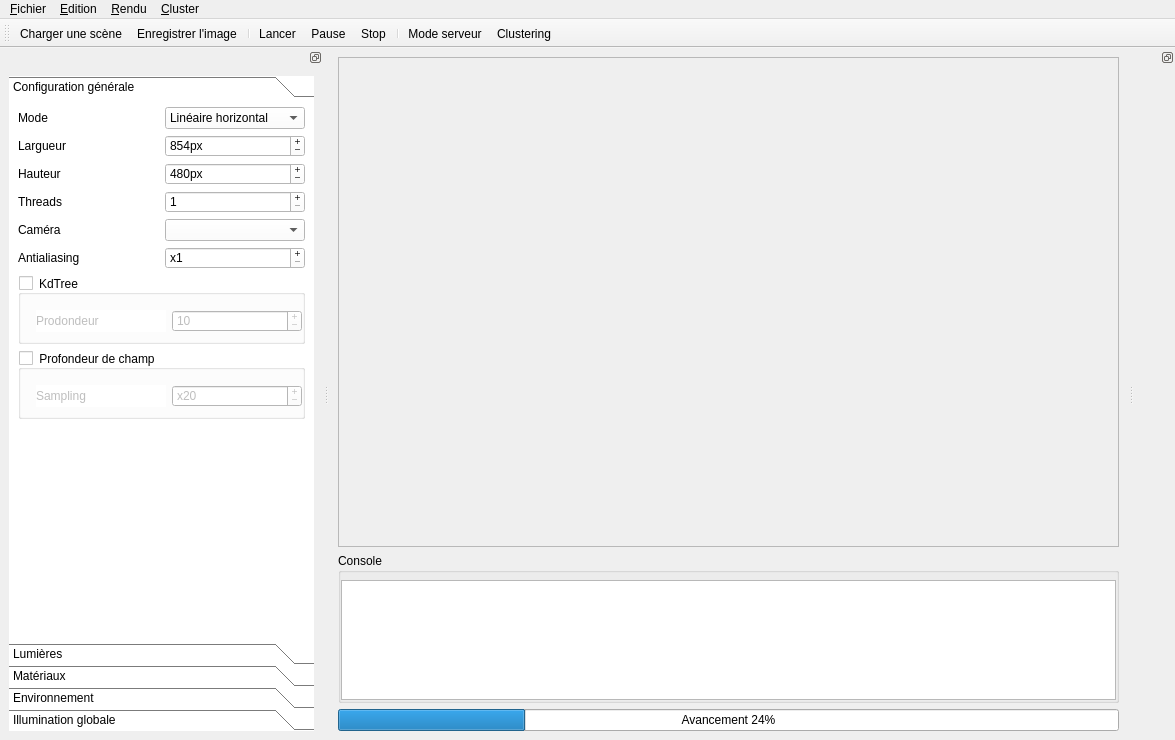
Old version of the form raytracer.ui in the repository gaelduplessix/raytracer-42.
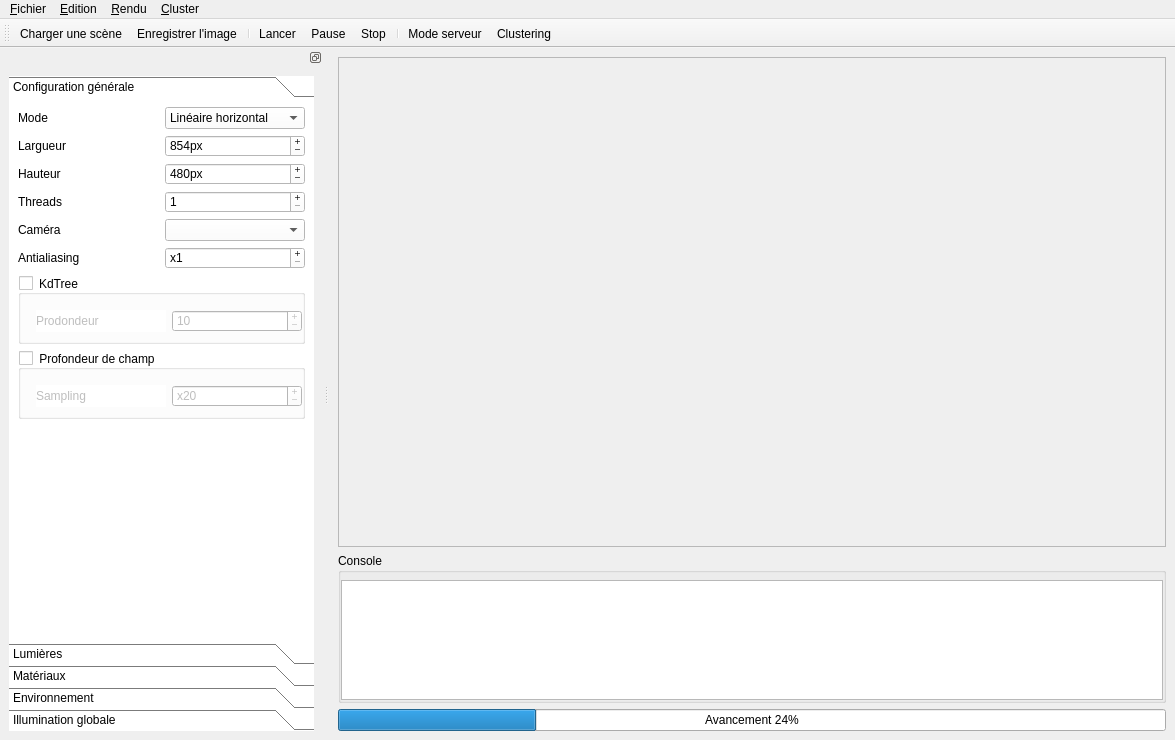
New version of the form. Icons and pictures are not drawn.

Commit message: Replace Material& by Material*

The edit to the form file:
```diff
--- a/raytracer.ui
+++ b/raytracer.ui
@@ -49,7 +49,7 @@
         <rect>
          <x>0</x>
          <y>0</y>
-         <width>635</width>
+         <width>816</width>
          <height>462</height>
         </rect>
        </property>
@@ -1206,18 +1206,6 @@
    <addaction name="actionLancer_un_serveur"/>
    <addaction name="actionSe_connecter_un_serveur"/>
   </widget>
-  <widget class="QDockWidget" name="_materialDock">
-   <property name="features">
-    <set>QDockWidget::DockWidgetFloatable|QDockWidget::DockWidgetMovable</set>
-   </property>
-   <property name="allowedAreas">
-    <set>Qt::LeftDockWidgetArea|Qt::RightDockWidgetArea</set>
-   </property>
-   <attribute name="dockWidgetArea">
-    <number>2</number>
-   </attribute>
-   <widget class="QWidget" name="dockWidgetContents_3"/>
-  </widget>
   <action name="actionQuitter">
    <property name="enabled">
     <bool>true</bool>
```
Left out of the diff: 30 changed lines with no effect on the pictures. The commit also changes 42 other files.
